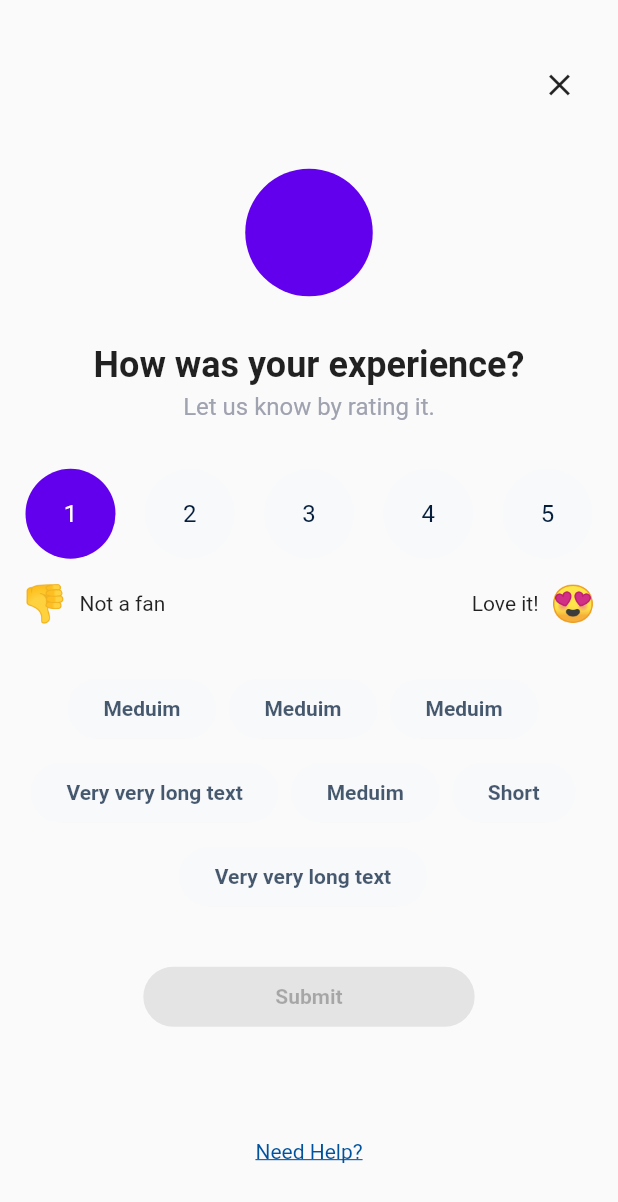
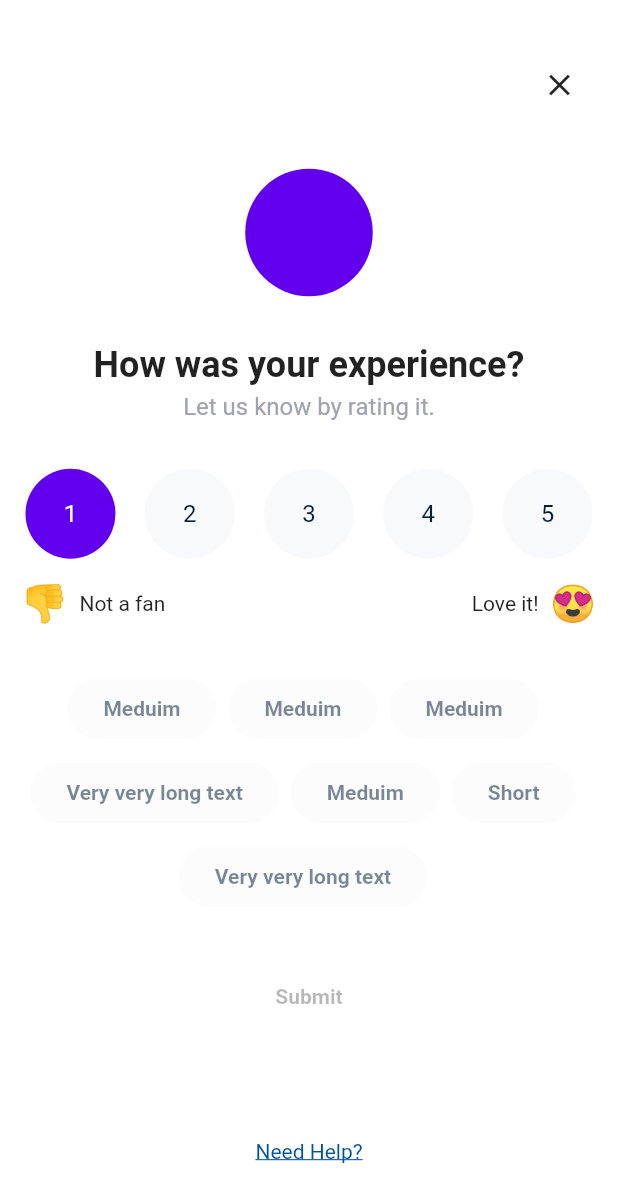
Before and after one commit to flutter/put-flutter-to-work, a Flutter app: the screen it shows after launch, after a tap on an icon or button, on a phone screen of 412 x 824 dp. Shown: the top 1202 px of the screen. Run offline on Flutter 3.47's test engine with Material 2 defaults, Android fonts, the phone set to English and light mode, and no system bars; our stand-ins replace bloc, equatable, flutter_bloc; statements that could not run were skipped.

Commit message:
button styling changes

```diff
--- a/flutter_nps/lib/app/view/app.dart
+++ b/flutter_nps/lib/app/view/app.dart
@@ -18,13 +18,24 @@ class App extends StatelessWidget {
     return MaterialApp(
       theme: ThemeData(
         colorScheme: ColorScheme.fromSwatch(
-          accentColor: NpsColors.colorSecondary,
-        ),
+            accentColor: NpsColors.colorSecondary,
+            backgroundColor: NpsColors.colorWhite),
         elevatedButtonTheme: ElevatedButtonThemeData(
           style: ElevatedButton.styleFrom(
             primary: NpsColors.colorSecondary,
             shape: RoundedRectangleBorder(
               borderRadius: BorderRadius.circular(24),
+            ),
+          ).copyWith(
+            backgroundColor: MaterialStateProperty.resolveWith<Color?>(
+              (Set<MaterialState> states) {
+                if (!states.contains(MaterialState.disabled)) {
+                  return NpsColors.colorSecondary;
+                } else if (states.contains(MaterialState.disabled)) {
+                  return NpsColors.colorWhite;
+                }
+                return null;
+              },
             ),
           ),
         ),
@@ -35,6 +46,7 @@ class App extends StatelessWidget {
         ),
       ),
       home: const Scaffold(
+        backgroundColor: NpsColors.colorWhite,
         body: CapturePage(),
       ),
     );
--- a/flutter_nps/lib/capture/view/capture_page.dart
+++ b/flutter_nps/lib/capture/view/capture_page.dart
@@ -66,18 +66,23 @@ class CaptureView extends StatelessWidget {
               const SizedBox(height: 16),
               const CaptureScoreSelectorLabels(),
               const SizedBox(height: 32),
-              const AnswerChips(),
-              const SizedBox(height: 32),
               AnimatedOpacity(
                 duration: const Duration(milliseconds: 1500),
                 opacity: captureCubit.state.score == -1 ? 0.0 : 1.0,
-                child: ElevatedButton(
-                  onPressed: (captureCubit.state.score == -1 ||
-                          captureCubit.state.chipIndexes.isEmpty)
-                      ? null
-                      : captureCubit.submitResult,
+                child: Column(
+                  children: [
+                    const AnswerChips(),
+                    const SizedBox(height: 32),
+                    ElevatedButton(
+                      onPressed: (captureCubit.state.score != -1 &&
+                              captureCubit.state.chipIndexes.isNotEmpty)
+                          ? captureCubit.submitResult
+                          : null,
                       child: const Padding(
-                    padding: EdgeInsets.symmetric(horizontal: 72, vertical: 12),
+                        padding: EdgeInsets.symmetric(
+                          horizontal: 72,
+                          vertical: 12,
+                        ),
                         child: Text(
                           Texts.submit,
                           style: TextStyle(
@@ -85,6 +90,8 @@ class CaptureView extends StatelessWidget {
                           ),
                         ),
                       ),
+                    ),
+                  ],
                 ),
               ),
               const SizedBox(height: 55),
@@ -114,17 +121,17 @@ class CaptureScoreSelector extends StatelessWidget {
 
   @override
   Widget build(BuildContext context) {
-    final captureCubit = context.watch<CaptureCubit>();
+    final captureScore = context.watch<CaptureCubit>().state.score;
     return Row(
       mainAxisAlignment: MainAxisAlignment.spaceBetween,
       children: List.generate(
         5,
         (index) => AnimatedContainer(
-          duration: const Duration(milliseconds: 750),
+          duration: const Duration(milliseconds: 500),
           height: radius * 2,
           decoration: BoxDecoration(
             shape: BoxShape.circle,
-            color: captureCubit.state.score - 1 == index
+            color: captureScore - 1 == index
                 ? NpsColors.colorSecondary
                 : NpsColors.colorGrey5,
           ),
@@ -140,7 +147,7 @@ class CaptureScoreSelector extends StatelessWidget {
               child: Text(
                 (index + 1).toString(),
                 style: Theme.of(context).textTheme.subtitle1?.copyWith(
-                      color: captureCubit.state.score - 1 == index
+                      color: captureScore - 1 == index
                           ? NpsColors.colorWhite
                           : NpsColors.colorPrimary1,
                     ),
```
Lines whose indentation alone changed are shown as unchanged.
